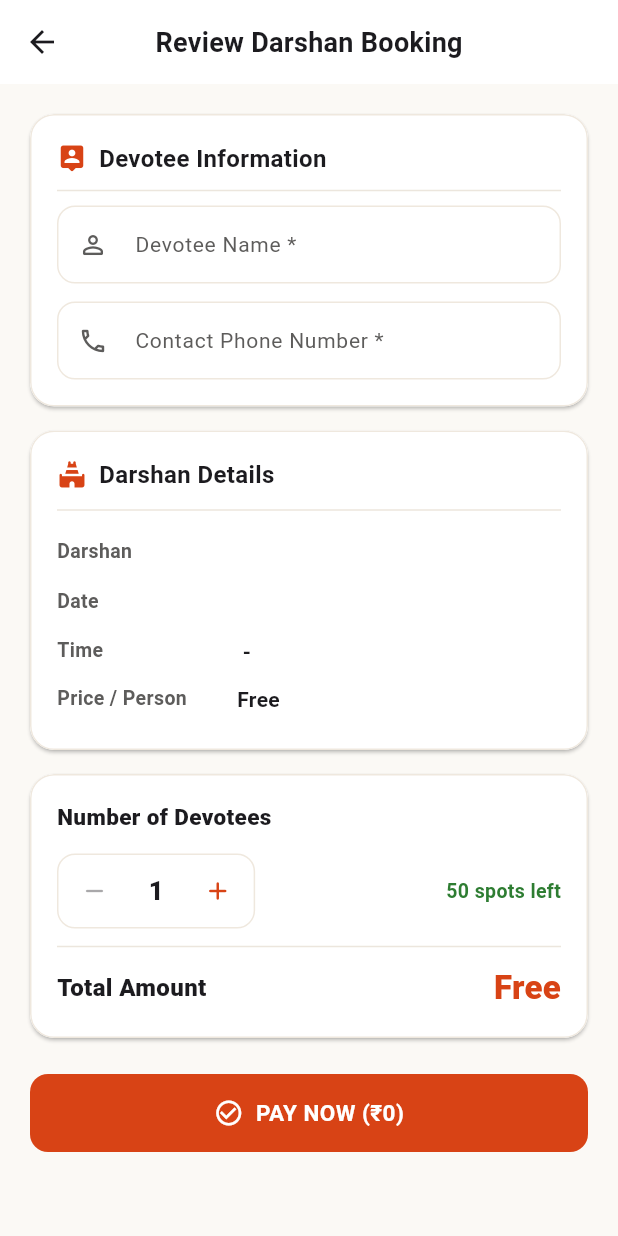
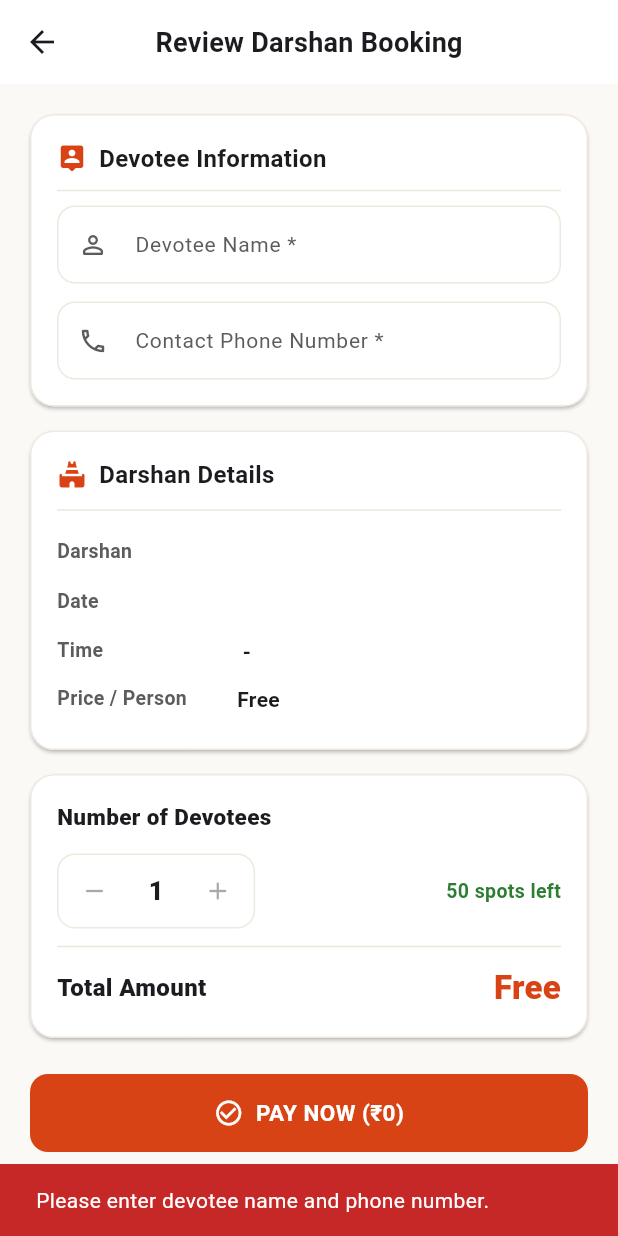
Before and after one commit to sadhvik02/Temple-darshan, a Flutter app: the _DarshanReviewScreen screen opened directly with empty values, after a tap on an icon or button, on a phone screen of 412 x 824 dp. Run offline on Flutter 3.47's test engine with Material 3 defaults, Android fonts, the phone set to English and light mode, and no system bars; our stand-ins replace cloud_firestore, cloud_functions, firebase_auth, firebase_core; missing offline and left inert: razorpay_flutter; accounts and stored records are empty; statements that could not run were skipped.

Commit message:
refactor: standardize payment orchestration by delegating Razorpay logic to PaymentService and removing redundant local implementations

```diff
--- a/mobile_app/lib/screens/main/darshan_screen.dart
+++ b/mobile_app/lib/screens/main/darshan_screen.dart
@@ -9,9 +9,8 @@
 import '../../widgets/custom_image.dart';
 import '../../widgets/empty_state_widget.dart';
 import '../../widgets/error_state_widget.dart';
-import '../../widgets/custom_button.dart';
-import 'package:razorpay_flutter/razorpay_flutter.dart';
-import '../../services/payment_service.dart';
+import '../../widgets/payment_processing_dialog.dart';
+import 'payment_failure_screen.dart';
 import 'booking_success_screen.dart';
 
 class DarshanScreen extends StatelessWidget {
@@ -317,27 +316,33 @@
 class _DarshanReviewScreenState extends State<_DarshanReviewScreen> {
   int _quantity = 1;
   bool _isLoading = false;
-  late Razorpay _razorpay;
-  final PaymentService _paymentService = PaymentService();
-  String? _currentPaymentDocId;
-  String? _currentOrderId;
+  final ValueNotifier<PaymentUIState> _paymentStateNotifier = ValueNotifier(PaymentUIState.idle);
+  final TextEditingController _nameController = TextEditingController();
+  final TextEditingController _phoneController = TextEditingController();
 
   @override
   void initState() {
     super.initState();
-    _razorpay = Razorpay();
-    _razorpay.on(Razorpay.EVENT_PAYMENT_SUCCESS, _handlePaymentSuccess);
-    _razorpay.on(Razorpay.EVENT_PAYMENT_ERROR, _handlePaymentError);
-    _razorpay.on(Razorpay.EVENT_EXTERNAL_WALLET, _handleExternalWallet);
+    WidgetsBinding.instance.addPostFrameCallback((_) {
+      final user = context.read<AuthProvider>().userModel;
+      if (user != null) {
+        _nameController.text = user.name;
+        _phoneController.text = user.phone;
+      }
+    });
   }
 
   @override
   void dispose() {
-    _razorpay.clear();
+    _nameController.dispose();
+    _phoneController.dispose();
+    _paymentStateNotifier.dispose();
     super.dispose();
   }
 
   Future<void> _submitBooking() async {
+    if (_isLoading || PaymentService().isProcessing) return;
+
     final user = context.read<AuthProvider>().userModel;
     if (user == null) {
       ScaffoldMessenger.of(context).showSnackBar(
@@ -346,66 +351,46 @@
       return;
     }
 
+    final name = _nameController.text.trim();
+    final phone = _phoneController.text.trim();
+
+    if (name.isEmpty || phone.isEmpty) {
+      ScaffoldMessenger.of(context).showSnackBar(
+        const SnackBar(
+          content: Text('Please enter devotee name and phone number.'),
+          backgroundColor: AppColors.statusCancelled,
+        ),
+      );
+      return;
+    }
+
     setState(() => _isLoading = true);
+    final expectedTotal = widget.darshan.price * _quantity;
+    PaymentProcessingDialog.show(context, stateNotifier: _paymentStateNotifier);
 
     try {
-      final orderDetails = await _paymentService.createPaymentOrder(
-        sourceType: 'darshan',
-        offeringId: widget.darshan.id!,
+      final result = await PaymentService().startDarshanPayment(
+        darshanId: widget.darshan.id,
+        darshanName: widget.darshan.name,
+        slotId: widget.slot.id,
+        date: widget.slot.date,
+        timeRange: widget.slot.timeRange,
         quantity: _quantity,
-        slotId: widget.slot.id,
+        expectedTotal: expectedTotal,
+        devoteeName: name,
+        devoteePhone: phone,
+        devoteeEmail: user.email,
+        onStateChange: (state) {
+          _paymentStateNotifier.value = state;
+        }
       );
 
       if (!mounted) return;
+      PaymentProcessingDialog.hide(context);
 
-      _currentOrderId = orderDetails['orderId'];
-      _currentPaymentDocId = orderDetails['paymentDocId'];
-
-      var options = {
-        'key': orderDetails['keyId'],
-        'amount': orderDetails['amount'],
-        'name': 'Temple Darshan',
-        'description': '${widget.darshan.name} Booking',
-        'order_id': orderDetails['orderId'],
-        'prefill': {
-          'contact': user.phone ?? '',
-          'email': user.email ?? ''
-        }
-      };
-
-      _razorpay.open(options);
-
-    } catch (e) {
-      if (!mounted) return;
-      setState(() => _isLoading = false);
-      ScaffoldMessenger.of(context).showSnackBar(
-        SnackBar(
-          content: Text(e.toString().replaceAll('Exception:', '').trim()),
-          backgroundColor: AppColors.statusCancelled,
-          behavior: SnackBarBehavior.floating,
-        ),
-      );
-    }
-  }
-
-  void _handlePaymentSuccess(PaymentSuccessResponse response) async {
-    try {
-      final verifyResult = await _paymentService.verifyPayment(
-        razorpayOrderId: response.orderId ?? _currentOrderId!,
-        razorpayPaymentId: response.paymentId!,
-        razorpaySignature: response.signature!,
-        paymentDocId: _currentPaymentDocId!,
-      );
-
-      if (!mounted) return;
-
-      if (verifyResult['success'] == true) {
-        final refCode = verifyResult['bookingRef'];
-        final totalAmount = widget.darshan.price * _quantity;
-
-        // Since darshan doesn't have a ServiceModel exactly matching, we map it
+      if (result.isSuccess) {
         final serviceMock = ServiceModel(
-          id: widget.darshan.id ?? '',
+          id: widget.darshan.id,
           name: widget.darshan.name,
           description: widget.darshan.description,
           price: widget.darshan.price,
@@ -416,43 +401,50 @@
           context,
           MaterialPageRoute(
             builder: (_) => BookingSuccessScreen(
-              bookingRef: refCode ?? 'BK-VERIFIED',
+              bookingRef: result.bookingRef ?? 'BK-VERIFIED',
               service: serviceMock,
               slot: widget.slot,
               quantity: _quantity,
-              totalAmount: totalAmount,
+              totalAmount: expectedTotal.toDouble(),
               date: widget.slot.date,
+            ),
+          ),
+        );
+      } else if (result.isCancelled) {
+        ScaffoldMessenger.of(context).showSnackBar(
+          SnackBar(
+            content: Text(result.message ?? 'Payment cancelled.'),
+            backgroundColor: AppColors.textSecondary,
+          ),
+        );
+      } else {
+        Navigator.push(
+          context,
+          MaterialPageRoute(
+            builder: (_) => PaymentFailureScreen(
+              type: result.isVerificationFailed ? FailureType.verificationFailed : (result.isNetworkError ? FailureType.networkError : FailureType.failed),
+              title: widget.darshan.name,
+              message: result.message,
+              paymentId: result.paymentId,
+              orderId: result.orderId,
+              totalAmount: expectedTotal.toDouble(),
+              onRetry: () => _submitBooking(),
             ),
           ),
         );
       }
     } catch (e) {
       if (!mounted) return;
+      PaymentProcessingDialog.hide(context);
       ScaffoldMessenger.of(context).showSnackBar(
         SnackBar(
-          content: Text('Payment verification failed: $e'),
+          content: Text(e.toString().replaceAll('Exception:', '').trim()),
           backgroundColor: AppColors.statusCancelled,
         ),
       );
     } finally {
       if (mounted) setState(() => _isLoading = false);
     }
-  }
-
-  void _handlePaymentError(PaymentFailureResponse response) {
-    if (!mounted) return;
-    setState(() => _isLoading = false);
-    ScaffoldMessenger.of(context).showSnackBar(
-      SnackBar(
-        content: Text('Payment Failed: ${response.message}'),
-        backgroundColor: AppColors.statusCancelled,
-      ),
-    );
-  }
-
-  void _handleExternalWallet(ExternalWalletResponse response) {
-    if (!mounted) return;
-    setState(() => _isLoading = false);
   }
 
   @override
```
Also changed, not shown: mobile_app/lib/screens/main/booking_screen.dart (+48 -91 lines), mobile_app/lib/screens/main/donation_checkout_screen.dart (deleted, +0 -243 lines), mobile_app/lib/screens/main/donations_screen.dart (+2 -45 lines), mobile_app/lib/services/payment_service.dart (+21 -17 lines), 1 other file.
